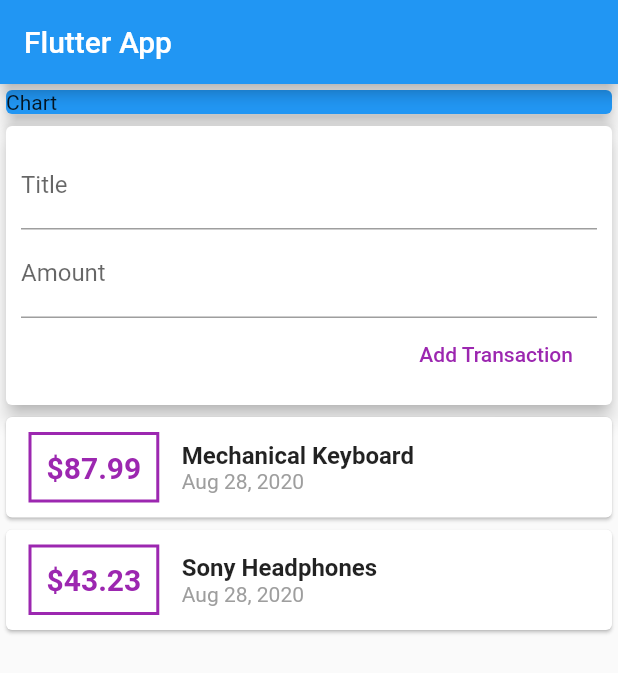
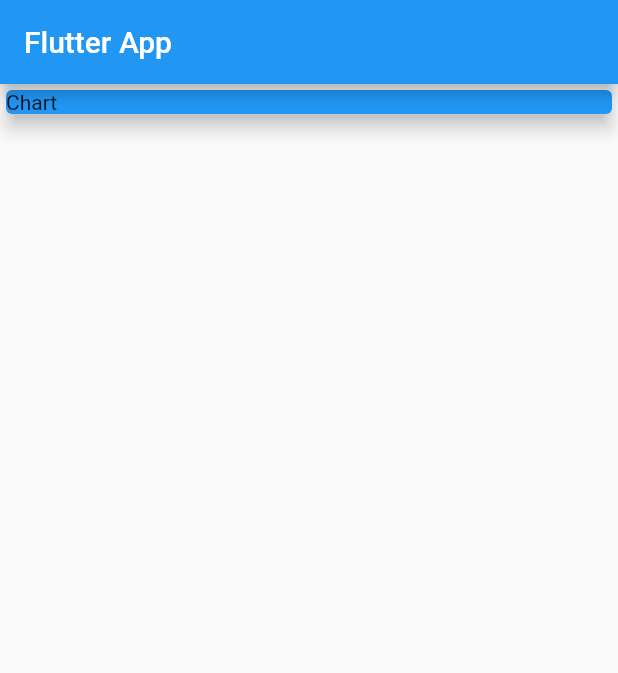
Before and after one commit to yasminmenchaca/flutter-expense-app, a Flutter app: the screen it shows after launch, on a phone screen of 412 x 824 dp. Shown: the top 673 px of the screen. Run offline on Flutter 3.47's test engine with Material 2 defaults, Android fonts, the phone set to English and light mode, and no system bars.

```diff
--- a/lib/main.dart
+++ b/lib/main.dart
@@ -1,6 +1,4 @@
 import 'package:flutter/material.dart';
-import 'package:intl/intl.dart';
-import './transaction.dart';
 
 void main() => runApp(MyApp());
 
@@ -15,21 +13,6 @@ class MyApp extends StatelessWidget {
 }
 
 class MyHomePage extends StatelessWidget {
-  final List<Transaction> transactions = [
-    Transaction(
-      id: '1',
-      title: 'Mechanical Keyboard',
-      amount: 87.99,
-      date: DateTime.now(),
-    ),
-    Transaction(
-      id: '2',
-      title: 'Sony Headphones',
-      amount: 43.23,
-      date: DateTime.now(),
-    )
-  ];
-
   // String titleInput;
   // String amountInput;
   final titleController = TextEditingController();
@@ -53,71 +36,6 @@ class MyHomePage extends StatelessWidget {
               elevation: 5,
             ),
           ),
-          Card(
-            elevation: 5,
-            child: Container(
-              padding: EdgeInsets.all(10),
-              child: Column(
-                crossAxisAlignment: CrossAxisAlignment.end,
-                children: [
-                  TextField(
-                    decoration: InputDecoration(labelText: 'Title'),
-                    controller: titleController,
-                    // onChanged: (val) {
-                    //   titleInput = val;
-                    // },
-                  ),
-                  TextField(
-                    decoration: InputDecoration(labelText: 'Amount'),
-                    controller: amountController,
-                    // onChanged: (val) => amountInput = val,
-                  ),
-                  FlatButton(
-                      child: Text('Add Transaction'),
-                      textColor: Colors.purple,
-                      onPressed: () {
-                        print(titleController.text);
-                      }),
-                ],
-              ),
-            ),
-          ),
-          Column(
-            children: transactions.map((tx) {
-              return Card(
-                child: Row(
-                  children: [
-                    Container(
-                      margin:
-                          EdgeInsets.symmetric(vertical: 10, horizontal: 15),
-                      decoration: BoxDecoration(
-                          border: Border.all(color: Colors.purple, width: 2)),
-                      padding: EdgeInsets.all(10),
-                      child: Text(
-                        '\$${tx.amount}',
-                        style: TextStyle(
-                            fontWeight: FontWeight.bold,
-                            fontSize: 20,
-                            color: Colors.purple),
-                      ),
-                    ),
-                    Column(
-                      crossAxisAlignment: CrossAxisAlignment.start,
-                      children: [
-                        Text(
-                          tx.title,
-                          style: TextStyle(
-                              fontSize: 16, fontWeight: FontWeight.bold),
-                        ),
-                        Text(DateFormat.yMMMd().format(tx.date),
-                            style: TextStyle(color: Colors.grey))
-                      ],
-                    )
-                  ],
-                ),
-              );
-            }).toList(),
-          ),
         ],
       ),
     );
```
Also changed, not shown: lib/models/transaction.dart (renamed from lib/transaction.dart, +3 -4 lines), lib/widgets/new_transaction.dart (added, +39 -0 lines), lib/widgets/transaction_list.dart (added, +47 -0 lines), lib/widgets/user_transaction.dart (added, +33 -0 lines).
